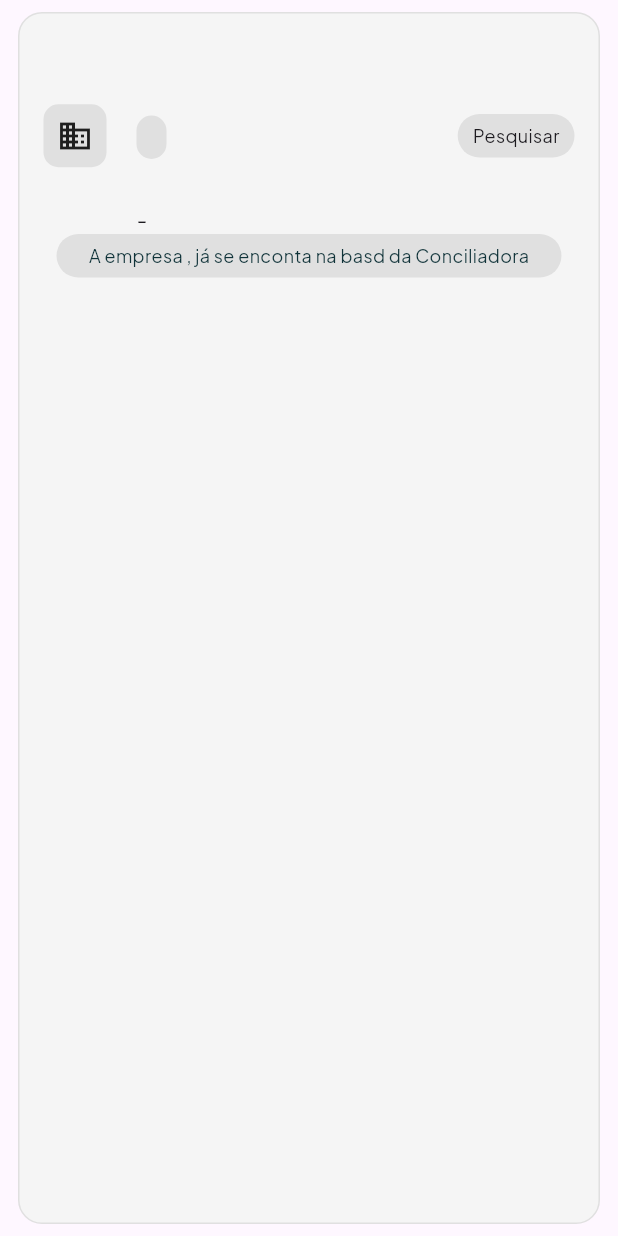
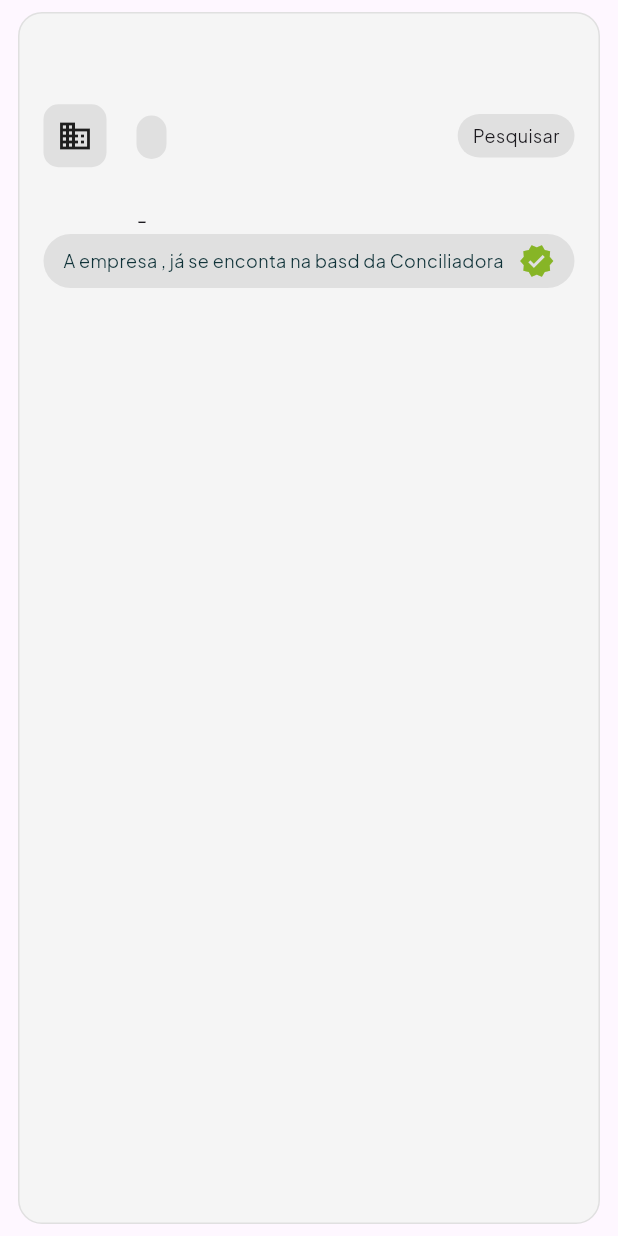
Before and after one commit to pioriamm/cnpjjaUI, a Flutter app: the EmpresaCardNovoWidget widget shown alone on an empty page, opened directly with empty values, on a phone screen of 412 x 824 dp. Run offline on Flutter 3.47's test engine with Material 3 defaults, Android fonts, the phone set to English and light mode, and no system bars; our stand-ins replace flutter_dotenv, go_router; missing offline and left inert: dart:html; network calls fail.

Commit message:
ajuste card de empresas

```diff
--- a/lib/view/widgets/empresa_card_novo_widget.dart
+++ b/lib/view/widgets/empresa_card_novo_widget.dart
@@ -96,7 +96,7 @@ class EmpresaCardNovoWidget extends StatelessWidget {
               ),
 
               pesquisado
-                  ? Icon(Icons.verified, color: Cores.verde_claro)
+                  ? Icon(Icons.search_rounded, color: Cores.cinza)
                   : Consumer<PesquisaAtualizarBaseStatusProvider>(
                       builder: (_, provider, __) {
                         return Tag(
@@ -123,10 +123,17 @@ class EmpresaCardNovoWidget extends StatelessWidget {
             SizedBox(height: 20,),
             Tag(
               cor: Colors.grey.shade300,
-              child: Text(
-                "     A empresa ${razaoSocial}, já se enconta na basd da Conciliadora     ", overflow: TextOverflow
-                  .ellipsis,
-                style: TextStyle(fontSize: 12,color: Cores.verde_escuro, fontWeight: FontWeight.normal),
+              child: Row(
+                mainAxisAlignment: MainAxisAlignment.center,
+                children: [
+                  razaoSocial.length < 50
+                  ? Text("A empresa ${razaoSocial}, já se enconta na basd da Conciliadora",overflow: TextOverflow.ellipsis,
+                    style: TextStyle(fontSize: 12,color: Cores.verde_escuro, fontWeight: FontWeight.normal),)
+                  : Text("A empresa ${razaoSocial.substring(0,50)}..., já se enconta na basd da Conciliadora",
+                    overflow: TextOverflow.ellipsis,style: TextStyle(fontSize: 12,color: Cores.verde_escuro, fontWeight: FontWeight.normal),),
+                  SizedBox(width: 10,),
+                  Icon(Icons.verified, color: Cores.verde_claro),
+                ],
               ),
             ),
         ],
```
